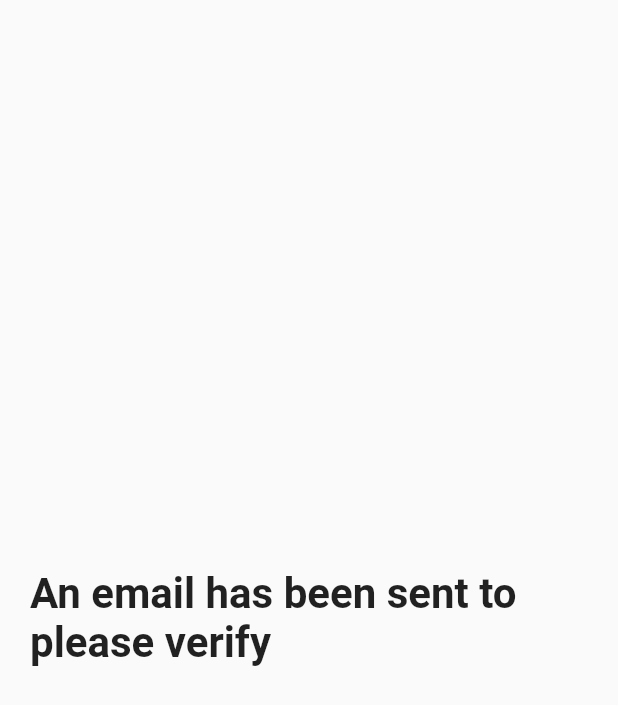
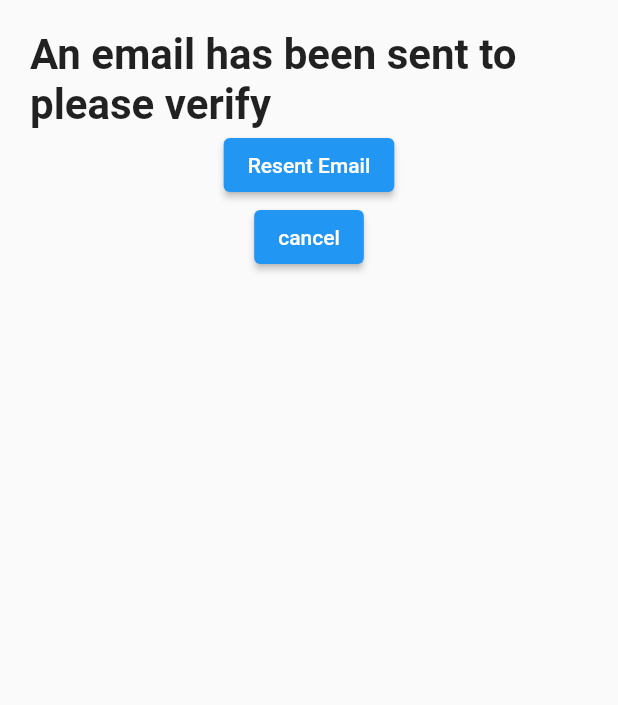
Before and after one commit to mara7abumwais/SkinScanAppProject, a Flutter app: the VerifyScreen screen opened by its route, on a phone screen of 412 x 824 dp. Shown: the top 705 px of the screen. Run offline on Flutter 3.47's test engine with Material 2 defaults, Android fonts, the phone set to English and light mode, and no system bars; our stand-ins replace animated_text_kit, babstrap_settings_screen, camera, cloud_firestore, email_validator, firebase_auth and 4 more; missing offline and left inert: flutter_verification_code; accounts and stored records are empty; network calls fail.

Commit message:
update Verify

```diff
--- a/lib/verify.dart
+++ b/lib/verify.dart
@@ -39,11 +39,18 @@ class _VerifyScreenState extends State<VerifyScreen> {
       body: Center(
           child: Padding(
         padding: EdgeInsets.all(20),
-        child: Text('An email has been sent to ${user!.email} please verify',
-            style: TextStyle(
-              fontSize: 28,
-              fontWeight: FontWeight.bold,
-            )),
+        child: Column(
+          children: [
+            Text('An email has been sent to ${user!.email} please verify',
+                style: TextStyle(
+                  fontSize: 28,
+                  fontWeight: FontWeight.bold,
+                )),
+              ElevatedButton(onPressed:()=>user!.sendEmailVerification(), child: Text('Resent Email'),),
+
+                ElevatedButton(onPressed:()=>FirebaseAuth.instance.signOut() , child: Text('cancel'),)
+          ],
+        ),
       )),
     );
   }
```
Also changed, not shown: lib/Login.dart (+35 -1 lines), lib/main.dart (+6 -3 lines).
